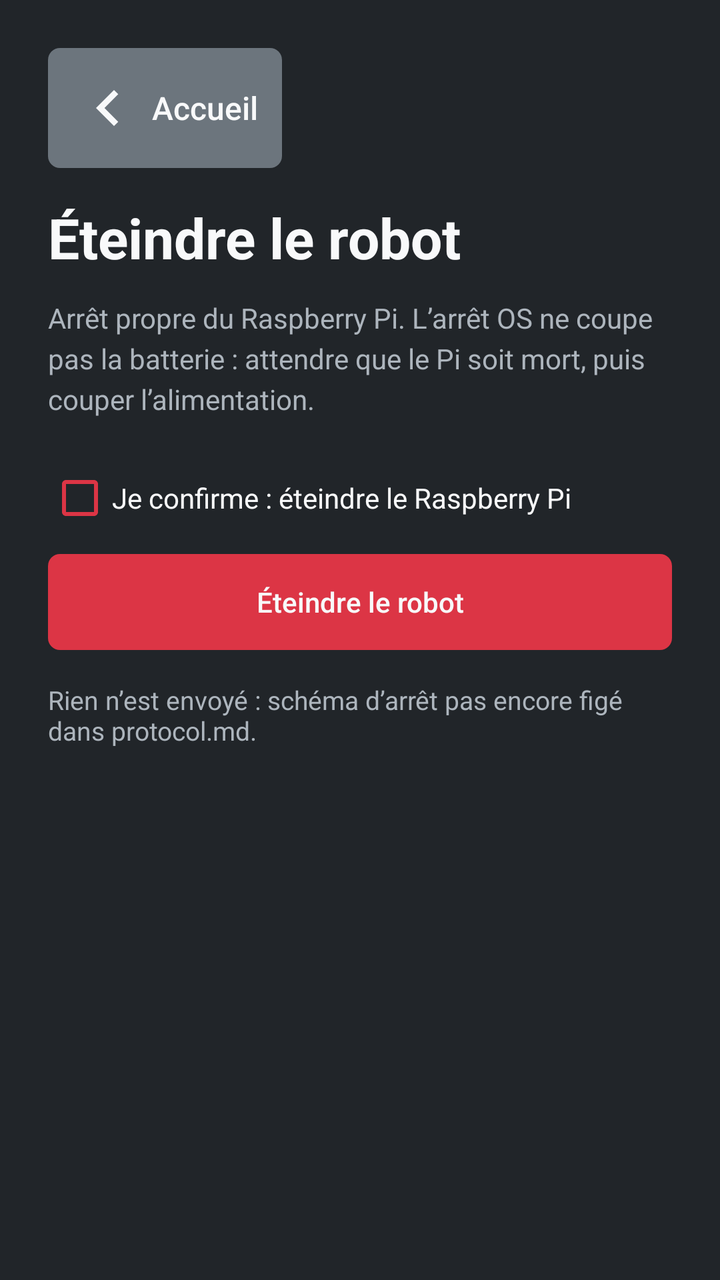
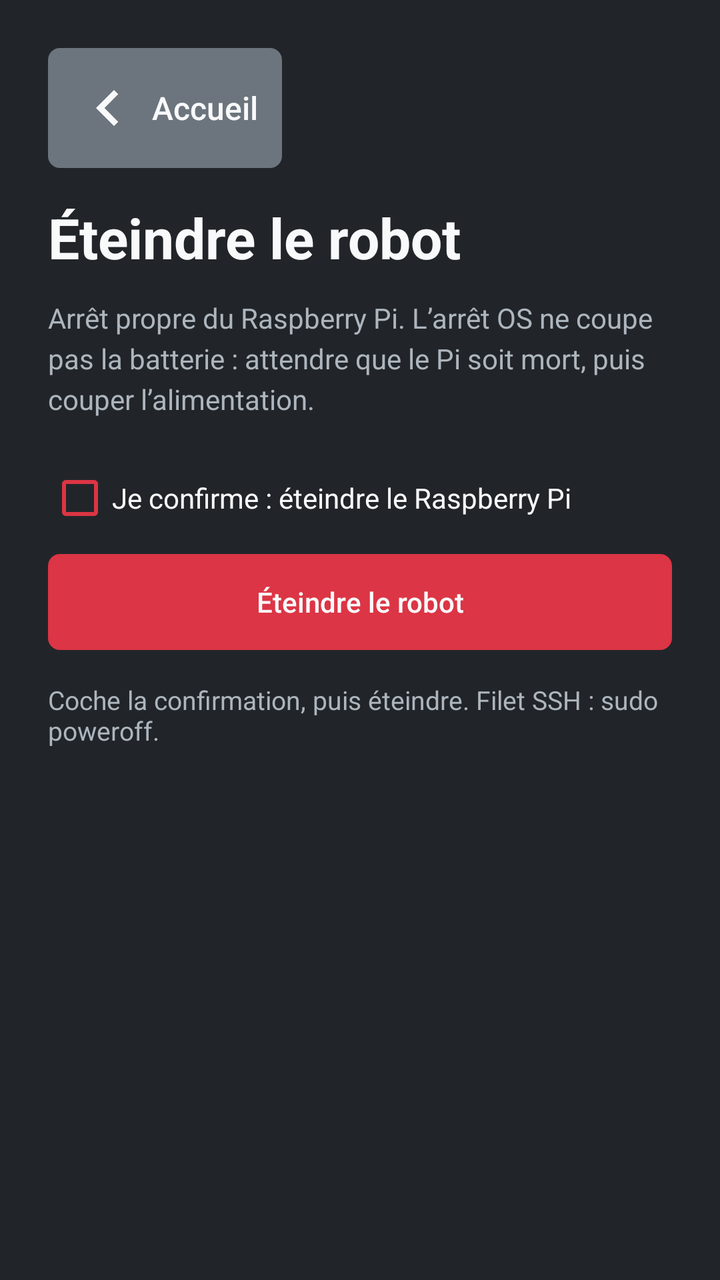

An Android layout rendered at two revisions. The XML below is the earlier revision; the diff shows what the commit changed to produce the second picture.
<!-- AndroidManifest.xml: application theme AppTheme -->
<!-- res/layout/screen_shutdown.xml -->
<?xml version="1.0" encoding="utf-8"?>
<LinearLayout xmlns:android="http://schemas.android.com/apk/res/android"
    android:layout_width="match_parent"
    android:layout_height="match_parent"
    android:background="@color/bs_dark"
    android:orientation="vertical"
    android:paddingStart="24dp"
    android:paddingEnd="24dp"
    android:paddingTop="24dp"
    android:paddingBottom="20dp">

    <Button
        android:id="@+id/btn_back_home"
        style="@style/Bdx.Btn.Back"
        android:layout_width="wrap_content"
        android:layout_height="wrap_content" />

    <TextView
        android:layout_width="wrap_content"
        android:layout_height="wrap_content"
        android:layout_marginTop="16dp"
        android:text="Éteindre le robot"
        android:textColor="@color/bs_light"
        android:textSize="28sp"
        android:textStyle="bold" />

    <TextView
        android:layout_width="match_parent"
        android:layout_height="wrap_content"
        android:layout_marginTop="12dp"
        android:lineSpacingExtra="4dp"
        android:text="Arrêt propre du Raspberry Pi. L’arrêt OS ne coupe pas la batterie : attendre que le Pi soit mort, puis couper l’alimentation."
        android:textColor="@color/bs_muted"
        android:textSize="14sp" />

    <CheckBox
        android:id="@+id/shutdown_confirm"
        android:layout_width="match_parent"
        android:layout_height="wrap_content"
        android:layout_marginTop="24dp"
        android:buttonTint="@color/bs_red"
        android:text="Je confirme : éteindre le Raspberry Pi"
        android:textColor="@color/bs_light" />

    <Button
        android:id="@+id/shutdown_send"
        style="@style/Bdx.Btn"
        android:layout_width="match_parent"
        android:layout_height="wrap_content"
        android:layout_marginTop="12dp"
        android:background="@drawable/btn_flat_red"
        android:enabled="false"
        android:text="Éteindre le robot" />

    <TextView
        android:id="@+id/shutdown_result"
        android:layout_width="match_parent"
        android:layout_height="wrap_content"
        android:layout_marginTop="16dp"
        android:text="Rien n’est envoyé : schéma d’arrêt pas encore figé dans protocol.md."
        android:textColor="@color/bs_muted"
        android:textSize="13sp" />
</LinearLayout>
<!-- resources referenced by this layout -->
<resources>
  <color name="bs_dark">#212529</color>
  <color name="bs_light">#F8F9FA</color>
  <color name="bs_muted">#ADB5BD</color>
  <color name="bs_red">#DC3545</color>
  <!-- drawable btn_flat_red (drawable) -->
  <?xml version="1.0" encoding="utf-8"?>
  <selector xmlns:android="http://schemas.android.com/apk/res/android">
      <item android:state_pressed="true">
          <shape android:shape="rectangle">
              <solid android:color="@color/bs_red_press" />
              <corners android:radius="6dp" />
          </shape>
      </item>
      <item>
          <shape android:shape="rectangle">
              <solid android:color="@color/bs_red" />
              <corners android:radius="6dp" />
          </shape>
      </item>
  </selector>
  <style name="Bdx.Btn" parent="Widget.AppCompat.Button.Borderless">
          <item name="android:stateListAnimator">@null</item>
          <item name="android:elevation">0dp</item>
          <item name="android:textAllCaps">false</item>
          <item name="android:fontFamily">sans-serif-medium</item>
          <item name="android:textColor">@color/bs_light</item>
          <item name="android:padding">12dp</item>
          <item name="android:minHeight">48dp</item>
      </style>
  <style name="Bdx.Btn.Back" parent="Bdx.Btn">
          <item name="android:background">@drawable/btn_flat_gray</item>
          <item name="android:drawableStart">@drawable/ic_arrow_back</item>
          <item name="android:drawablePadding">4dp</item>
          <item name="android:text">Accueil</item>
          <item name="android:textSize">16sp</item>
          <item name="android:minHeight">52dp</item>
          <item name="android:paddingStart">8dp</item>
          <item name="android:paddingEnd">16dp</item>
      </style>
  <style name="AppTheme" parent="Theme.AppCompat.Light.DarkActionBar">
          <item name="colorPrimary">@color/colorPrimary</item>
          <item name="colorPrimaryDark">@color/colorPrimaryDark</item>
          <item name="colorAccent">@color/colorAccent</item>
      </style>
  <color name="bs_red_press">#BB2D3B</color>
  <!-- drawable btn_flat_gray (drawable) -->
  <?xml version="1.0" encoding="utf-8"?>
  <selector xmlns:android="http://schemas.android.com/apk/res/android">
      <item android:state_pressed="true">
          <shape android:shape="rectangle">
              <solid android:color="@color/bs_gray_press" />
              <corners android:radius="6dp" />
          </shape>
      </item>
      <item>
          <shape android:shape="rectangle">
              <solid android:color="@color/bs_gray" />
              <corners android:radius="6dp" />
          </shape>
      </item>
  </selector>
  <!-- drawable ic_arrow_back (drawable) -->
  <?xml version="1.0" encoding="utf-8"?>
  <vector xmlns:android="http://schemas.android.com/apk/res/android"
      android:width="36dp"
      android:height="36dp"
      android:viewportWidth="24"
      android:viewportHeight="24">
      <path
          android:fillColor="#F8F9FA"
          android:pathData="M15.41,7.41L14,6l-6,6 6,6 1.41,-1.41L10.83,12z" />
  </vector>
  <color name="colorPrimary">#0D6EFD</color>
  <color name="colorPrimaryDark">#212529</color>
  <color name="colorAccent">#0DCAF0</color>
  <color name="bs_gray_press">#5C636A</color>
  <color name="bs_gray">#6C757D</color>
</resources>

<!-- the commit's change to res/layout/screen_shutdown.xml (unified diff, before → after) -->
@@ -57,7 +57,7 @@
         android:layout_width="match_parent"
         android:layout_height="wrap_content"
         android:layout_marginTop="16dp"
-        android:text="Rien n’est envoyé : schéma d’arrêt pas encore figé dans protocol.md."
+        android:text="Coche la confirmation, puis éteindre. Filet SSH : sudo poweroff."
         android:textColor="@color/bs_muted"
         android:textSize="13sp" />
 </LinearLayout>
